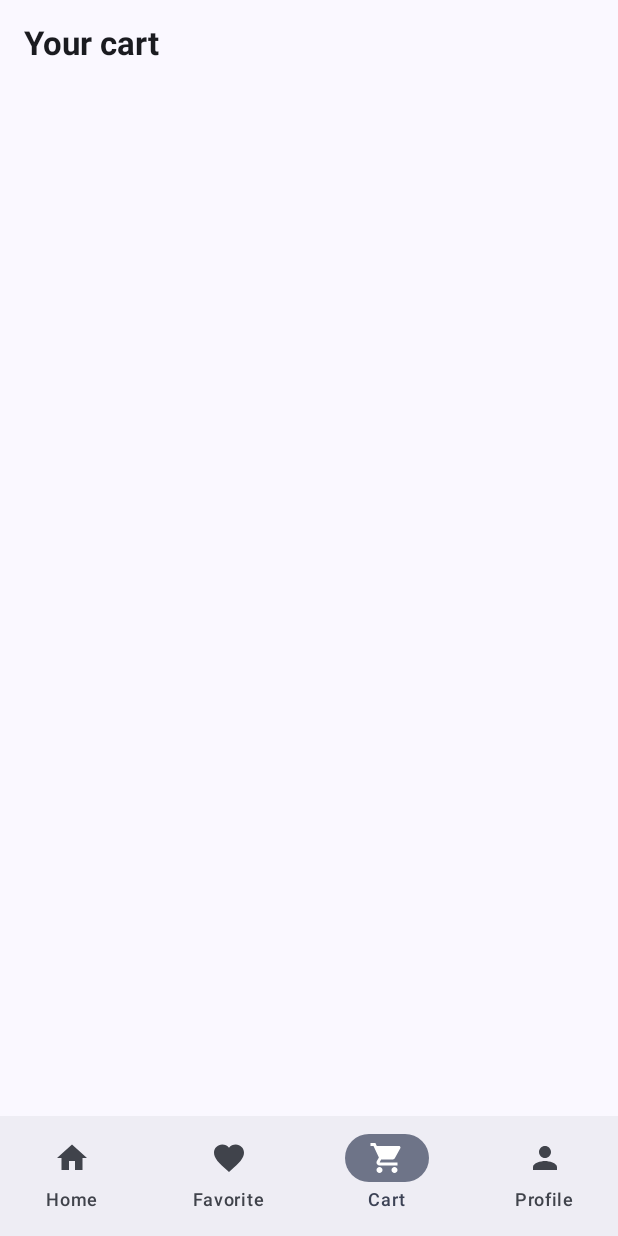
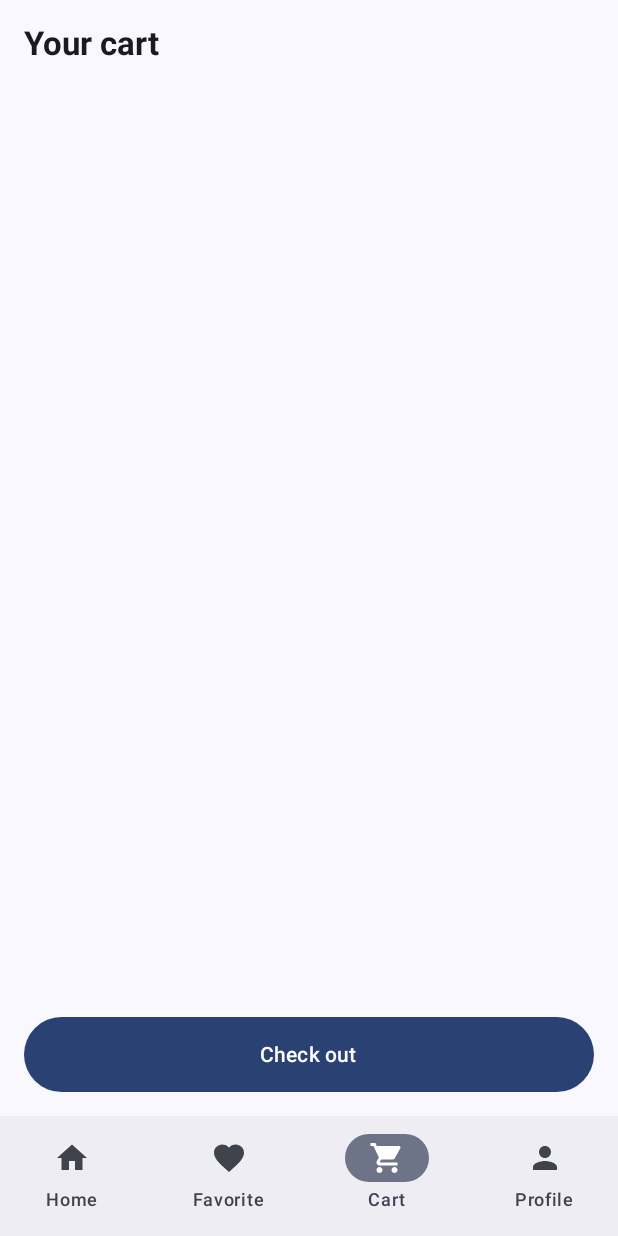
Before and after one commit to dungcodedao/EasyShop, an Android app built with Jetpack Compose: the HomeScreen screen opened through its navigation route, item 3 of the bottom bar chosen, on a phone screen of 412 x 824 dp. Run offline under Robolectric (Android 15) with nearby library versions, the phone set to English and light mode, and no system bars; our stand-ins replace Firebase (no records; nobody signed in at launch, a user with empty details on screens opened directly); libraries missing offline, so code that uses them is left out: com.tbuonomo.viewpagerdotsindicator; 2 statements that could not run were skipped.

Commit message:
update: add file

```diff
--- a/app/src/main/java/com/example/easyshop/AppNavigation.kt
+++ b/app/src/main/java/com/example/easyshop/AppNavigation.kt
@@ -7,6 +7,7 @@ import androidx.navigation.compose.NavHost
 import androidx.navigation.compose.composable
 import androidx.navigation.compose.rememberNavController
 import com.example.easyshop.pages.CategoryProductsPage
+import com.example.easyshop.pages.CheckoutPage
 import com.example.easyshop.pages.ProductDetailsPage
 import com.example.easyshop.screen.AuthScreen
 import com.example.easyshop.screen.HomeScreen
@@ -50,6 +51,10 @@ fun AppNavigation(modifier: Modifier = Modifier){
             var productId = it.arguments?.getString("productId")
             ProductDetailsPage(modifier, productId?:"")
         }
+
+        composable("checkout"){
+            CheckoutPage(modifier)
+        }
     }
 }
 
--- a/app/src/main/java/com/example/easyshop/pages/CartPage.kt
+++ b/app/src/main/java/com/example/easyshop/pages/CartPage.kt
@@ -2,10 +2,14 @@ package com.example.easyshop.pages
 
 import androidx.compose.foundation.layout.Column
 import androidx.compose.foundation.layout.fillMaxSize
+import androidx.compose.foundation.layout.fillMaxWidth
+import androidx.compose.foundation.layout.height
 import androidx.compose.foundation.layout.padding
+import androidx.compose.foundation.layout.width
 import androidx.compose.foundation.lazy.LazyColumn
 import androidx.compose.foundation.lazy.LazyRow
 import androidx.compose.foundation.lazy.items
+import androidx.compose.material3.Button
 import androidx.compose.material3.Text
 import androidx.compose.runtime.Composable
 import androidx.compose.runtime.DisposableEffect
@@ -18,6 +22,7 @@ import androidx.compose.ui.text.TextStyle
 import androidx.compose.ui.text.font.FontWeight
 import androidx.compose.ui.unit.dp
 import androidx.compose.ui.unit.sp
+import com.example.easyshop.GlobalNavigation
 import com.example.easyshop.componmets.CartItemView
 import com.example.easyshop.model.UserModel
 import com.google.firebase.Firebase
@@ -56,11 +61,25 @@ fun CartPage(modifier: Modifier = Modifier) {
             fontSize = 22.sp,
             fontWeight = FontWeight.Bold
         ))
-        LazyColumn {
+        LazyColumn (
+            modifier = Modifier.weight(1f)
+        ){
            items(userModel.value.cartItems.toList(), key ={it.first}) {(productId, qty) ->
                 CartItemView(productId = productId, qty = qty)
 
             }
         }
+
+        Button(
+            onClick = {
+                GlobalNavigation.navController.navigate("checkout")
+            },
+            modifier = Modifier
+                .fillMaxWidth()
+                .height(50.dp)
+        ){
+            Text(text = "Check out")
+        }
+
     }
 }
--- a/app/src/main/java/com/example/easyshop/screen/HomeScreen.kt
+++ b/app/src/main/java/com/example/easyshop/screen/HomeScreen.kt
@@ -20,6 +20,7 @@ import androidx.compose.runtime.Composable
 import androidx.compose.runtime.getValue
 import androidx.compose.runtime.mutableStateOf
 import androidx.compose.runtime.remember
+import androidx.compose.runtime.saveable.rememberSaveable
 import androidx.compose.runtime.setValue
 import androidx.compose.ui.Alignment
 import androidx.compose.ui.Modifier
@@ -44,7 +45,7 @@ fun HomeScreen(modifier: Modifier = Modifier, navController: NavController){
         NavItem("Profile", Icons.Default.Person),
     )
 
-    var selectedIndex by remember {
+    var selectedIndex by rememberSaveable {
         mutableStateOf(0)
     }
 
```
Also changed, not shown: app/src/main/java/com/example/easyshop/pages/CheckoutPage.kt (added, +76 -0 lines).
